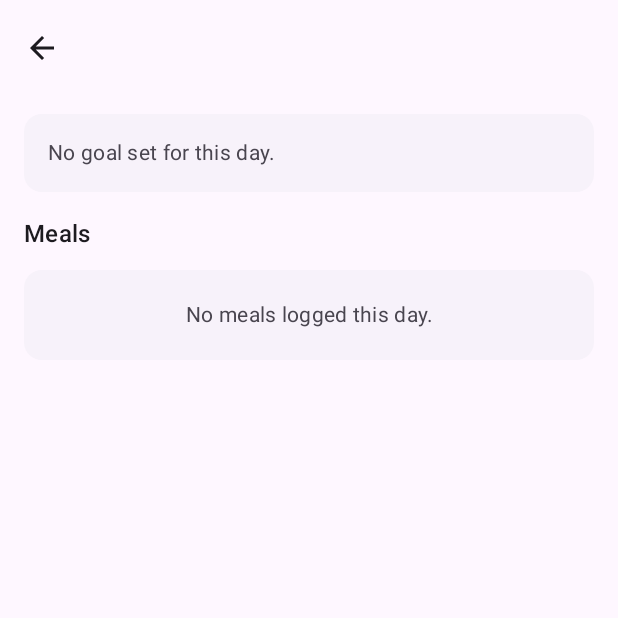
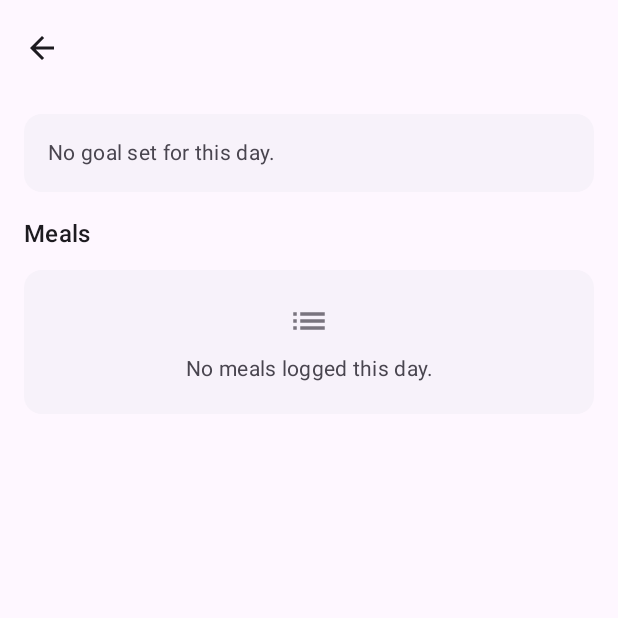
Before and after one commit to bruhjeshhh/GaaS, an Android app built with Jetpack Compose: the composable DayDetailScreen called with empty values, on a phone screen of 412 x 824 dp, the top half of it. Run offline under Robolectric (Android 15) with nearby library versions, the phone set to English and light mode, and no system bars.

Commit message:
feat(ui): richer day labels and iconography in empty states
- History rows show a Today/Yesterday/weekday subtitle
- Day detail top bar uses the full weekday date
- Empty states carry a quiet leading icon (List / DateRange)

```diff
--- a/app/src/main/java/com/brajesh/gaas/ui/CommonUi.kt
+++ b/app/src/main/java/com/brajesh/gaas/ui/CommonUi.kt
@@ -1,7 +1,10 @@
 package com.brajesh.gaas.ui
 
+import androidx.compose.foundation.layout.Arrangement
+import androidx.compose.foundation.layout.Column
 import androidx.compose.foundation.layout.fillMaxWidth
 import androidx.compose.foundation.layout.padding
+import androidx.compose.foundation.layout.size
 import androidx.compose.material.icons.Icons
 import androidx.compose.material.icons.automirrored.filled.ArrowBack
 import androidx.compose.material3.Icon
@@ -10,7 +13,9 @@ import androidx.compose.material3.MaterialTheme
 import androidx.compose.material3.Surface
 import androidx.compose.material3.Text
 import androidx.compose.runtime.Composable
+import androidx.compose.ui.Alignment
 import androidx.compose.ui.Modifier
+import androidx.compose.ui.graphics.vector.ImageVector
 import androidx.compose.ui.text.style.TextAlign
 import androidx.compose.ui.unit.dp
 
@@ -32,20 +37,43 @@ fun SectionHeader(title: String, modifier: Modifier = Modifier) {
     )
 }
 
-/** Quiet placeholder where a list would otherwise be empty. */
+/**
+ * Quiet placeholder where a list would otherwise be empty. An optional icon
+ * (also used as the content description) gives the empty state a friendly
+ * anchor instead of a bare sentence.
+ */
 @Composable
-fun EmptyState(text: String, modifier: Modifier = Modifier) {
+fun EmptyState(
+    text: String,
+    modifier: Modifier = Modifier,
+    icon: ImageVector? = null
+) {
     Surface(
         modifier = modifier.fillMaxWidth(),
         shape = MaterialTheme.shapes.medium,
         color = MaterialTheme.colorScheme.surfaceContainerLow
     ) {
-        Text(
-            text = text,
-            style = MaterialTheme.typography.bodyMedium,
-            color = MaterialTheme.colorScheme.onSurfaceVariant,
-            textAlign = TextAlign.Center,
-            modifier = Modifier.padding(horizontal = 16.dp, vertical = 20.dp)
-        )
+        Column(
+            modifier = Modifier
+                .fillMaxWidth()
+                .padding(horizontal = 16.dp, vertical = 20.dp),
+            horizontalAlignment = Alignment.CenterHorizontally,
+            verticalArrangement = Arrangement.spacedBy(8.dp)
+        ) {
+            if (icon != null) {
+                Icon(
+                    imageVector = icon,
+                    contentDescription = null,
+                    tint = MaterialTheme.colorScheme.outline,
+                    modifier = Modifier.size(28.dp)
+                )
+            }
+            Text(
+                text = text,
+                style = MaterialTheme.typography.bodyMedium,
+                color = MaterialTheme.colorScheme.onSurfaceVariant,
+                textAlign = TextAlign.Center
+            )
+        }
     }
 }
--- a/app/src/main/java/com/brajesh/gaas/ui/DayFormatters.kt
+++ b/app/src/main/java/com/brajesh/gaas/ui/DayFormatters.kt
@@ -6,12 +6,31 @@ import java.util.Locale
 
 // Parsed from the ISO "yyyy-MM-dd" dayKey directly, so no timezone arithmetic is needed.
 private val dayLabelFormatter = DateTimeFormatter.ofPattern("MMM d", Locale.US)
+private val longDayFormatter = DateTimeFormatter.ofPattern("EEEE, MMM d", Locale.US)
 private val weekdayFormatter = DateTimeFormatter.ofPattern("EEE", Locale.US)
 
 /** "2026-09-23" -> "Sep 23"; falls back to the raw key if it won't parse. */
 internal fun formatDayLabel(dayKey: String): String =
     runCatching { LocalDate.parse(dayKey).format(dayLabelFormatter) }.getOrDefault(dayKey)
 
+/** "2026-09-23" -> "Wednesday, Sep 23"; falls back to the raw key if it won't parse. */
+internal fun formatLongDayLabel(dayKey: String): String =
+    runCatching { LocalDate.parse(dayKey).format(longDayFormatter) }.getOrDefault(dayKey)
+
 /** "2026-09-23" -> "Wed"; falls back to the raw key if it won't parse. */
 internal fun formatWeekday(dayKey: String): String =
     runCatching { LocalDate.parse(dayKey).format(weekdayFormatter) }.getOrDefault(dayKey)
+
+/**
+ * Friendly relative label for the history list: "Today", "Yesterday", else the
+ * weekday ("Wed"). Falls back to an empty string if the key won't parse.
+ */
+internal fun formatRelativeDay(dayKey: String): String {
+    val date = runCatching { LocalDate.parse(dayKey) }.getOrNull() ?: return ""
+    val today = LocalDate.now()
+    return when (date) {
+        today -> "Today"
+        today.minusDays(1) -> "Yesterday"
+        else -> date.format(weekdayFormatter)
+    }
+}
--- a/app/src/main/java/com/brajesh/gaas/ui/HistoryScreen.kt
+++ b/app/src/main/java/com/brajesh/gaas/ui/HistoryScreen.kt
@@ -11,6 +11,9 @@ import androidx.compose.foundation.layout.height
 import androidx.compose.foundation.layout.padding
 import androidx.compose.foundation.lazy.LazyColumn
 import androidx.compose.foundation.lazy.items
+import androidx.compose.material.icons.Icons
+import androidx.compose.material.icons.filled.DateRange
+import androidx.compose.material.icons.filled.List
 import androidx.compose.material3.ElevatedCard
 import androidx.compose.material3.ExperimentalMaterial3Api
 import androidx.compose.material3.LinearProgressIndicator
@@ -61,7 +64,10 @@ fun HistoryScreen(
             item { SectionHeader("Past days") }
             if (days.isEmpty()) {
                 item {
-                    EmptyState("Nothing logged yet — days will show up here as you track meals.")
+                    EmptyState(
+                        text = "Nothing logged yet — days will show up here as you track meals.",
+                        icon = Icons.Default.DateRange
+                    )
                 }
             }
             items(days, key = { it.dayKey }) { summary ->
@@ -96,7 +102,16 @@ private fun DayRow(
                 horizontalArrangement = Arrangement.SpaceBetween,
                 verticalAlignment = Alignment.CenterVertically
             ) {
-                Text(formatDayLabel(summary.dayKey), style = MaterialTheme.typography.titleMedium)
+                Column {
+                    Text(formatDayLabel(summary.dayKey), style = MaterialTheme.typography.titleMedium)
+                    formatRelativeDay(summary.dayKey).takeIf { it.isNotBlank() }?.let { relative ->
+                        Text(
+                            relative,
+                            style = MaterialTheme.typography.labelSmall,
+                            color = MaterialTheme.colorScheme.outline
+                        )
+                    }
+                }
                 Text(
                     text = if (hasGoal) {
                         "${summary.calories.roundToInt()} / ${goalCal.roundToInt()} kcal"
@@ -145,7 +160,7 @@ fun DayDetailScreen(
     Scaffold(
         topBar = {
             TopAppBar(
-                title = { Text(formatDayLabel(dayKey)) },
+                title = { Text(formatLongDayLabel(dayKey), maxLines = 1) },
                 navigationIcon = { BackArrow(onBack) }
             )
         }
@@ -161,7 +176,7 @@ fun DayDetailScreen(
             item { DayTotalsCard(goal = goal, meals = meals) }
             item { SectionHeader("Meals") }
             if (meals.isEmpty()) {
-                item { EmptyState("No meals logged this day.") }
+                item { EmptyState("No meals logged this day.", icon = Icons.Default.List) }
             }
             items(meals, key = { it.id }) { meal ->
                 MealRow(meal, modifier = Modifier.animateItemPlacement())
--- a/app/src/main/java/com/brajesh/gaas/ui/HomeScreen.kt
+++ b/app/src/main/java/com/brajesh/gaas/ui/HomeScreen.kt
@@ -14,6 +14,7 @@ import androidx.compose.foundation.lazy.items
 import androidx.compose.material.icons.Icons
 import androidx.compose.material.icons.filled.Add
 import androidx.compose.material.icons.filled.DateRange
+import androidx.compose.material.icons.filled.List
 import androidx.compose.material.icons.filled.Settings
 import androidx.compose.material3.ElevatedCard
 import androidx.compose.material3.ExperimentalMaterial3Api
@@ -112,7 +113,10 @@ fun HomeScreen(
             item { SectionHeader("Logged today") }
             if (meals.isEmpty()) {
                 item {
-                    EmptyState("Nothing logged yet — tap \"Log meal\" to add your first meal.")
+                    EmptyState(
+                        text = "Nothing logged yet — tap \"Log meal\" to add your first meal.",
+                        icon = Icons.Default.List
+                    )
                 }
             }
             items(meals.reversed(), key = { it.id }) { meal ->
```
